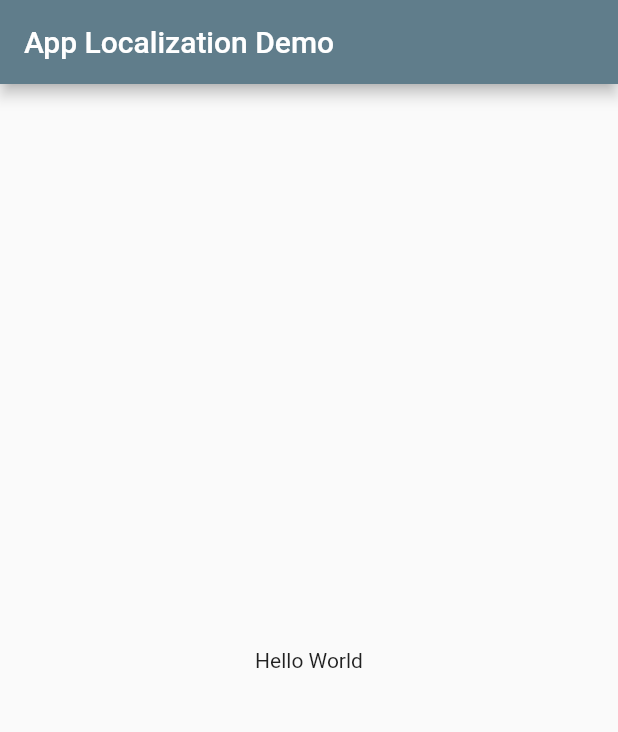
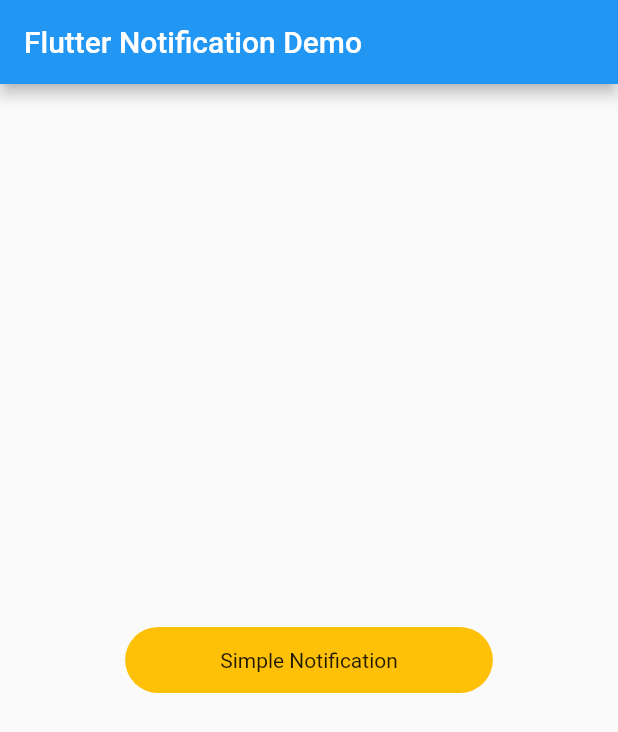
Before and after one commit to bhargav-dobariya/Flutter-Training2, a Flutter app: the screen it shows after launch, on a phone screen of 412 x 824 dp. Shown: the top 732 px of the screen. Run offline on Flutter 3.47's test engine with Material 2 defaults, Android fonts, the phone set to English and light mode, and no system bars; our stand-ins replace flutter_local_notifications.

Commit message:
Implemented Flutter Local Notification

```diff
--- a/l10n.yaml
+++ /dev/null
@@ -1,3 +0,0 @@
-arb-dir: lib/l10n
-template-arb-file: app_en.arb
-output-localization-file: app_localizations.dart
--- a/lib/Screens/home_screen.dart
+++ b/lib/Screens/home_screen.dart
@@ -1,5 +1,6 @@
+import 'package:alert_dialog/main.dart';
 import 'package:flutter/material.dart';
-import 'package:flutter_gen/gen_l10n/app_localizations.dart';
+import 'package:flutter_local_notifications/flutter_local_notifications.dart';
 
 class HomeScreen extends StatefulWidget {
   const HomeScreen({Key? key}) : super(key: key);
@@ -9,19 +10,61 @@ class HomeScreen extends StatefulWidget {
 }
 
 class _HomeScreenState extends State<HomeScreen> {
+  int _counter = 0;
+  @override
+  void initState() {
+    // TODO: implement initState
+    super.initState();
+  }
+
+  void showNotification() {
+    setState(() {
+      _counter++;
+    });
+    flutterLocalNotificationsPlugin.show(
+        89,
+        "Testing $_counter",
+        "How you doing?",
+        NotificationDetails(
+            android: AndroidNotificationDetails(channel.id, channel.name,
+                importance: Importance.high,
+                color: Colors.blue,
+                playSound: true,
+                icon: '@mipmap/ic_launcher')));
+  }
+
   @override
   Widget build(BuildContext context) {
     return Scaffold(
         appBar: AppBar(
-          title: const Text("App Localization Demo"),
+          title: const Text("Flutter Notification Demo"),
         ),
-        body: Padding(
-          padding: const EdgeInsets.all(10.0),
-          child: Center(
-            child: Container(
-              child: Text(AppLocalizations.of(context)!.homePageText),
-            ),
-          ),
+        body: Column(
+          mainAxisAlignment: MainAxisAlignment.center,
+          children: [
+            GestureDetector(
+                child: buildUi(),
+                onTap: () {
+                  showNotification();
+                })
+          ],
         ));
   }
+
+  Widget buildUi() {
+    return Center(
+      child: Container(
+          margin: EdgeInsets.symmetric(
+              vertical: MediaQuery.of(context).size.height / 12.98),
+          width: MediaQuery.of(context).size.width / 1.68,
+          height: MediaQuery.of(context).size.height / 18.75,
+          decoration: const BoxDecoration(
+              color: Colors.amber,
+              borderRadius: BorderRadius.all(Radius.circular(50))),
+          alignment: Alignment.center,
+          child: const Text("Simple Notification")),
+    );
+  }
+
+  // Future notificationSelected(String payload) async {}
 }
--- a/lib/l10n/app_en.arb
+++ /dev/null
@@ -1,3 +0,0 @@
-{
- "homePageText" : "Hello World"
-}
--- a/lib/l10n/app_gu.arb
+++ /dev/null
@@ -1,3 +0,0 @@
-{
- "homePageText" : "હેલો વિશ્વ"
-}
--- a/lib/main.dart
+++ b/lib/main.dart
@@ -1,22 +1,34 @@
-import 'package:alert_dialog/Screens/home_screen.dart';
+import 'package:alert_dialog/screens/home_screen.dart';
 import 'package:flutter/material.dart';
-import 'package:flutter_gen/gen_l10n/app_localizations.dart';
+import 'package:flutter_local_notifications/flutter_local_notifications.dart';
 
-void main() {
+const AndroidNotificationChannel channel = AndroidNotificationChannel(
+    'high_imp', 'High notify',
+    importance: Importance.max);
+
+final FlutterLocalNotificationsPlugin flutterLocalNotificationsPlugin =
+    FlutterLocalNotificationsPlugin();
+
+void main() async {
+  WidgetsFlutterBinding.ensureInitialized();
+
+  await flutterLocalNotificationsPlugin
+      .resolvePlatformSpecificImplementation<
+          AndroidFlutterLocalNotificationsPlugin>()
+      ?.createNotificationChannel(channel);
+
   runApp(const MyApp());
 }
 
 class MyApp extends StatelessWidget {
   const MyApp({Key? key}) : super(key: key);
-
   @override
   Widget build(BuildContext context) {
     return MaterialApp(
-      localizationsDelegates: AppLocalizations.localizationsDelegates,
-      supportedLocales: AppLocalizations.supportedLocales,
-      debugShowCheckedModeBanner: false,
-      theme: ThemeData(primarySwatch: Colors.blueGrey),
-      home: const HomeScreen(),
-    );
+        title: 'Flutter Demo',
+        theme: ThemeData(
+          primarySwatch: Colors.blue,
+        ),
+        home: const HomeScreen());
   }
 }
--- a/pubspec.yaml
+++ b/pubspec.yaml
@@ -33,6 +33,7 @@ dependencies:
     sdk: flutter
   intl: ^0.17.0
   http: ^0.13.4
+  flutter_local_notifications: ^9.6.0
 
 
   # The following adds the Cupertino Icons font to your application.
```
Also changed, not shown: pubspec.lock.
